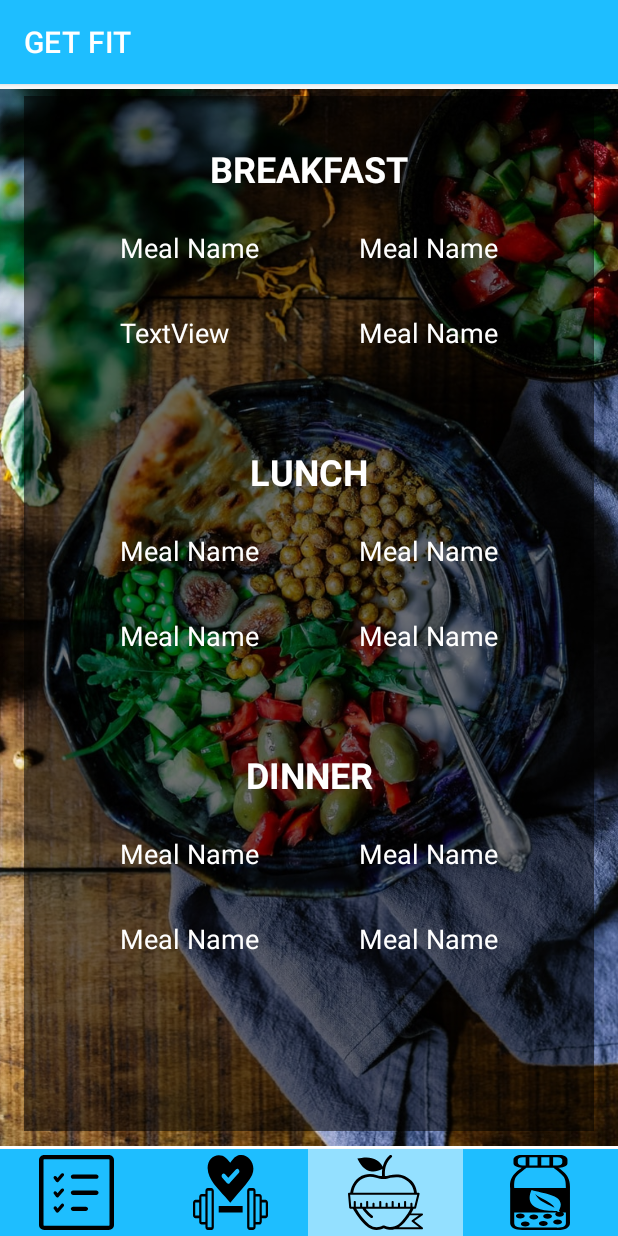
After one commit to KaveenLaksitha/GET-FIT, an Android app: the user_meal_view screen opened directly, with no data from a screen before it, on a phone screen of 412 x 824 dp. The commit adds this screen. Run offline under Robolectric (Android 15) with nearby library versions, the phone set to English and light mode, and no system bars; Roboto replaces fonts that are not available here.

Commit message:
user's meal view activity done

```diff
--- a/app/src/main/java/com/example/getfit/Nutrition/DBHelper.java
+++ b/app/src/main/java/com/example/getfit/Nutrition/DBHelper.java
@@ -156,6 +156,20 @@ public class DBHelper extends SQLiteOpenHelper {
         return cursor;
     }
 
+    Cursor SearchMeal(String mealID){
+
+        String query = "SELECT * FROM " + TABLE_NAME_MEAL + " WHERE mealID LIKE " + "'" + mealID + "'";
+        SQLiteDatabase db = this.getWritableDatabase();
+
+        Cursor cursor = null;
+        if(db != null){
+            cursor = db.rawQuery(query,null);
+        }if (cursor.getCount() == 0){
+            Toast.makeText(context,"Sorry no data found!",Toast.LENGTH_SHORT).show();
+        }
+        return cursor;
+    }
+
     void updateMealPlan(String mealID,String mealName, String bm01, String bm02, String bm03, String bm04, String lm01, String lm02, String lm03, String lm04, String dm01, String dm02, String dm03, String dm04){
         SQLiteDatabase db = this.getWritableDatabase();
         ContentValues cv = new ContentValues();
--- a/app/src/main/java/com/example/getfit/Nutrition/UserMealsAdapter.java
+++ b/app/src/main/java/com/example/getfit/Nutrition/UserMealsAdapter.java
@@ -7,6 +7,7 @@ import android.view.LayoutInflater;
 import android.view.View;
 import android.view.ViewGroup;
 import android.widget.Button;
+import android.widget.LinearLayout;
 import android.widget.TextView;
 
 import androidx.annotation.NonNull;
@@ -20,7 +21,6 @@ public class UserMealsAdapter extends RecyclerView.Adapter<UserMealsAdapter.Meal
 
     private Context context;
     private ArrayList mealID,mealName;
-    int position;
 
     UserMealsAdapter(Context context, ArrayList mealID, ArrayList mealName){
 
@@ -40,10 +40,19 @@ public class UserMealsAdapter extends RecyclerView.Adapter<UserMealsAdapter.Meal
 
     @Override
     public void onBindViewHolder(@NonNull MealsViewHolder holder, int position) {
-        this.position = position;
 
         //holder.mealID.setText(String.valueOf(mealID.get(position)));
         holder.mealName.setText(String.valueOf(mealName.get(position)));
+
+        holder.mainLayout.setOnClickListener(new View.OnClickListener() {
+            @Override
+            public void onClick(View v) {
+                //Log.d("clicked id is <<<<<<<<",String.valueOf(mealID.get(position)));
+                Intent intent = new Intent(context,user_meal_view.class);
+                intent.putExtra("mealID",String.valueOf(mealID.get(position)));
+                context.startActivity(intent);
+            }
+        });
     }
 
     @Override
@@ -54,12 +63,14 @@ public class UserMealsAdapter extends RecyclerView.Adapter<UserMealsAdapter.Meal
     public class MealsViewHolder extends RecyclerView.ViewHolder {
 
         TextView mealID, mealName;
+        LinearLayout mainLayout;
 
     public MealsViewHolder(@NonNull View itemView) {
 
         super(itemView);
         mealID = itemView.findViewById(R.id.user_viewMeal_Id);
         mealName = itemView.findViewById(R.id.user_viewMeal);
+        mainLayout = itemView.findViewById(R.id.um_mainLayout);
     }
 
 }
--- /dev/null
+++ b/app/src/main/java/com/example/getfit/Nutrition/user_meal_view.java
@@ -0,0 +1,61 @@
+package com.example.getfit.Nutrition;
+
+import androidx.appcompat.app.AppCompatActivity;
+
+import android.database.Cursor;
+import android.database.sqlite.SQLiteDatabase;
+import android.os.Bundle;
+import android.util.Log;
+import android.widget.TextView;
+
+import com.example.getfit.R;
+
+public class user_meal_view extends AppCompatActivity {
+
+    TextView um_bm01,um_bm02,um_bm03,um_bm04,um_lm01,um_lm02,um_lm03,um_lm04,um_dm01,um_dm02,um_dm03,um_dm04;
+    DBHelper dbHelper;
+
+    @Override
+    protected void onCreate(Bundle savedInstanceState) {
+        super.onCreate(savedInstanceState);
+        setContentView(R.layout.activity_user_meal_view);
+
+        Log.d("mealId",(getIntent().getStringExtra("mealID")));
+
+        String clickedRow = getIntent().getStringExtra("mealID");
+
+        um_bm01 = findViewById(R.id.um_bm01);
+        um_bm02= findViewById(R.id.um_bm02);
+        um_bm03= findViewById(R.id.um_bm03);
+        um_bm04= findViewById(R.id.um_bm04);
+        um_lm01 = findViewById(R.id.um_lm01);
+        um_lm02= findViewById(R.id.um_lm02);
+        um_lm03= findViewById(R.id.um_lm03);
+        um_lm04= findViewById(R.id.um_lm04);
+        um_dm01 = findViewById(R.id.um_dm01);
+        um_dm02= findViewById(R.id.um_dm02);
+        um_dm03= findViewById(R.id.um_dm03);
+        um_dm04= findViewById(R.id.um_dm04);
+
+        dbHelper = new DBHelper(getApplicationContext());
+        SQLiteDatabase db = dbHelper.getReadableDatabase();
+        Cursor cursor = dbHelper.SearchMeal(clickedRow);
+
+        if(cursor.moveToFirst()){
+
+            um_bm01.setText(cursor.getString(2));
+            um_bm02.setText(cursor.getString(3));
+            um_bm03.setText(cursor.getString(4));
+            um_bm04.setText(cursor.getString(5));
+            um_lm01.setText(cursor.getString(6));
+            um_lm02.setText(cursor.getString(7));
+            um_lm03.setText(cursor.getString(8));
+            um_lm04.setText(cursor.getString(9));
+            um_dm01.setText(cursor.getString(10));
+            um_dm02.setText(cursor.getString(11));
+            um_dm03.setText(cursor.getString(12));
+            um_dm04.setText(cursor.getString(13));
+
+        }
+    }
+}
--- /dev/null
+++ b/app/src/main/res/layout/activity_user_meal_view.xml
@@ -0,0 +1,270 @@
+<?xml version="1.0" encoding="utf-8"?>
+<androidx.constraintlayout.widget.ConstraintLayout xmlns:android="http://schemas.android.com/apk/res/android"
+    xmlns:app="http://schemas.android.com/apk/res-auto"
+    xmlns:tools="http://schemas.android.com/tools"
+    android:layout_width="match_parent"
+    android:layout_height="match_parent"
+    tools:context=".Nutrition.user_meal_view">
+
+    <ImageView
+        android:id="@+id/imageView7"
+        android:layout_width="563dp"
+        android:layout_height="835dp"
+        android:layout_weight="1"
+        app:layout_constraintBottom_toBottomOf="parent"
+        app:layout_constraintEnd_toEndOf="parent"
+        app:layout_constraintHorizontal_bias="0.736"
+        app:layout_constraintStart_toStartOf="parent"
+        app:layout_constraintTop_toTopOf="parent"
+        app:layout_constraintVertical_bias="0.932"
+        app:srcCompat="@drawable/meallistbg03" />
+
+    <FrameLayout
+        android:id="@+id/frameLayout3"
+        android:layout_width="match_parent"
+        android:layout_height="match_parent"
+        android:layout_marginStart="16dp"
+        android:layout_marginTop="8dp"
+        android:layout_marginEnd="16dp"
+        android:layout_marginBottom="70dp"
+        android:background="#88000000"
+        app:layout_constraintBottom_toBottomOf="parent"
+        app:layout_constraintEnd_toEndOf="parent"
+        app:layout_constraintStart_toStartOf="parent"
+        app:layout_constraintTop_toTopOf="parent">
+
+        <androidx.constraintlayout.widget.ConstraintLayout
+            android:layout_width="match_parent"
+            android:layout_height="match_parent">
+
+            <TextView
+                android:id="@+id/um_dm01"
+                android:layout_width="wrap_content"
+                android:layout_height="wrap_content"
+                android:layout_marginStart="64dp"
+                android:text="@string/meal_Name"
+                android:textColor="#FFFFFF"
+                android:textSize="18sp"
+                app:layout_constraintBaseline_toBaselineOf="@+id/um_dm02"
+                app:layout_constraintStart_toStartOf="parent" />
+
+            <TextView
+                android:id="@+id/um_dm04"
+                android:layout_width="wrap_content"
+                android:layout_height="wrap_content"
+                android:layout_marginEnd="64dp"
+                android:text="@string/meal_Name"
+                android:textColor="#FFFFFF"
+                android:textSize="18sp"
+                app:layout_constraintBaseline_toBaselineOf="@+id/um_dm03"
+                app:layout_constraintEnd_toEndOf="parent" />
+
+            <TextView
+                android:id="@+id/um_dm02"
+                android:layout_width="wrap_content"
+                android:layout_height="wrap_content"
+                android:layout_marginTop="24dp"
+                android:layout_marginEnd="64dp"
+                android:text="@string/meal_Name"
+                android:textColor="#FFFFFF"
+                android:textSize="18sp"
+                app:layout_constraintEnd_toEndOf="parent"
+                app:layout_constraintTop_toBottomOf="@+id/textView27" />
+
+            <TextView
+                android:id="@+id/um_dm03"
+                android:layout_width="wrap_content"
+                android:layout_height="wrap_content"
+                android:layout_marginStart="64dp"
+                android:layout_marginTop="32dp"
+                android:text="@string/meal_Name"
+                android:textColor="#FFFFFF"
+                android:textSize="18sp"
+                app:layout_constraintStart_toStartOf="parent"
+                app:layout_constraintTop_toBottomOf="@+id/um_dm02" />
+
+            <TextView
+                android:id="@+id/um_lm01"
+                android:layout_width="wrap_content"
+                android:layout_height="wrap_content"
+                android:layout_marginStart="64dp"
+                android:text="@string/meal_Name"
+                android:textColor="#FFFFFF"
+                android:textSize="18sp"
+                app:layout_constraintBaseline_toBaselineOf="@+id/um_lm02"
+                app:layout_constraintStart_toStartOf="parent" />
+
+            <TextView
+                android:id="@+id/um_lm04"
+                android:layout_width="wrap_content"
+                android:layout_height="wrap_content"
+                android:layout_marginTop="32dp"
+                android:layout_marginEnd="64dp"
+                android:text="@string/meal_Name"
+                android:textColor="#FFFFFF"
+                android:textSize="18sp"
+                app:layout_constraintEnd_toEndOf="parent"
+                app:layout_constraintTop_toBottomOf="@+id/um_lm01" />
+
+            <TextView
+                android:id="@+id/um_lm02"
+                android:layout_width="wrap_content"
+                android:layout_height="wrap_content"
+                android:layout_marginTop="24dp"
+                android:layout_marginEnd="64dp"
+                android:text="@string/meal_Name"
+                android:textColor="#FFFFFF"
+                android:textSize="18sp"
+                app:layout_constraintEnd_toEndOf="parent"
+                app:layout_constraintTop_toBottomOf="@+id/textView26" />
+
+            <TextView
+                android:id="@+id/um_lm03"
+                android:layout_width="wrap_content"
+                android:layout_height="wrap_content"
+                android:layout_marginStart="64dp"
+                android:text="@string/meal_Name"
+                android:textColor="#FFFFFF"
+                android:textSize="18sp"
+                app:layout_constraintBaseline_toBaselineOf="@+id/um_lm04"
+                app:layout_constraintStart_toStartOf="parent" />
+
+            <TextView
+                android:id="@+id/textView24"
+                android:layout_width="wrap_content"
+                android:layout_height="wrap_content"
+                android:layout_marginTop="32dp"
+                android:text="BREAKFAST"
+                android:textColor="#FFFFFF"
+                android:textSize="24sp"
+                android:textStyle="bold"
+                app:layout_constraintEnd_toEndOf="parent"
+                app:layout_constraintHorizontal_bias="0.5"
+                app:layout_constraintStart_toStartOf="parent"
+                app:layout_constraintTop_toTopOf="parent" />
+
+            <TextView
+                android:id="@+id/textView26"
+                android:layout_width="wrap_content"
+                android:layout_height="wrap_content"
+                android:layout_marginTop="64dp"
+                android:text="LUNCH"
+                android:textColor="#FFFFFF"
+                android:textSize="24sp"
+                android:textStyle="bold"
+                app:layout_constraintEnd_toEndOf="parent"
+                app:layout_constraintHorizontal_bias="0.5"
+                app:layout_constraintStart_toStartOf="parent"
+                app:layout_constraintTop_toBottomOf="@+id/um_bm03" />
+
+            <TextView
+                android:id="@+id/textView27"
+                android:layout_width="wrap_content"
+                android:layout_height="wrap_content"
+                android:layout_marginTop="64dp"
+                android:text="DINNER"
+                android:textColor="#FFFFFF"
+                android:textSize="24sp"
+                android:textStyle="bold"
+                app:layout_constraintEnd_toEndOf="parent"
+                app:layout_constraintHorizontal_bias="0.5"
+                app:layout_constraintStart_toStartOf="parent"
+                app:layout_constraintTop_toBottomOf="@+id/um_lm03" />
+
+            <TextView
+                android:id="@+id/um_bm01"
+                android:layout_width="wrap_content"
+                android:layout_height="wrap_content"
+                android:layout_marginStart="64dp"
+                android:text="@string/meal_Name"
+                android:textColor="#FFFFFF"
+                android:textSize="18sp"
+                app:layout_constraintBaseline_toBaselineOf="@+id/um_bm02"
+                app:layout_constraintStart_toStartOf="parent" />
+
+            <TextView
+                android:id="@+id/um_bm02"
+                android:layout_width="wrap_content"
+                android:layout_height="wrap_content"
+                android:layout_marginTop="24dp"
+                android:layout_marginEnd="64dp"
+                android:text="@string/meal_Name"
+                android:textColor="#FFFFFF"
+                android:textSize="18sp"
+                app:layout_constraintEnd_toEndOf="parent"
+                app:layout_constraintTop_toBottomOf="@+id/textView24" />
+
+            <TextView
+                android:id="@+id/um_bm03"
+                android:layout_width="wrap_content"
+                android:layout_height="wrap_content"
+                android:layout_marginStart="64dp"
+                android:text="TextView"
+                android:textColor="#FFFFFF"
+                android:textSize="18sp"
+                app:layout_constraintBaseline_toBaselineOf="@+id/um_bm04"
+                app:layout_constraintStart_toStartOf="parent" />
+
+            <TextView
+                android:id="@+id/um_bm04"
+                android:layout_width="wrap_content"
+                android:layout_height="wrap_content"
+                android:layout_marginTop="32dp"
+                android:layout_marginEnd="64dp"
+                android:text="@string/meal_Name"
+                android:textColor="#FFFFFF"
+                android:textSize="18sp"
+                app:layout_constraintEnd_toEndOf="parent"
+                app:layout_constraintTop_toBottomOf="@+id/um_bm01" />
+
+        </androidx.constraintlayout.widget.ConstraintLayout>
+    </FrameLayout>
+
+    <LinearLayout
+        android:id="@+id/linearLayout6"
+        android:layout_width="412dp"
+        android:layout_height="64dp"
+        android:orientation="horizontal"
+        app:layout_constraintBottom_toBottomOf="parent"
+        app:layout_constraintEnd_toEndOf="parent"
+        app:layout_constraintStart_toStartOf="parent">
+
+        <Button
+            android:id="@+id/navigate_todo"
+            android:layout_width="wrap_content"
+            android:layout_height="70dp"
+            android:layout_weight="1"
+            android:backgroundTint="#1ebeff"
+            android:drawableTop="@drawable/todo"
+            app:cornerRadius="0dp" />
+
+        <Button
+            android:id="@+id/navigate_workout"
+            android:layout_width="wrap_content"
+            android:layout_height="70dp"
+            android:layout_weight="1"
+            android:backgroundTint="#1ebeff"
+            android:drawableTop="@drawable/fitness"
+            app:cornerRadius="0dp" />
+
+        <Button
+            android:id="@+id/navigate_nutrition"
+            android:layout_width="wrap_content"
+            android:layout_height="70dp"
+            android:layout_weight="1"
+            android:backgroundTint="#94e0ff"
+            android:drawableTop="@drawable/nutrition"
+            app:cornerRadius="0dp" />
+
+        <Button
+            android:id="@+id/navigate_supplement"
+            android:layout_width="wrap_content"
+            android:layout_height="70dp"
+            android:layout_weight="1"
+            android:backgroundTint="#1ebeff"
+            android:drawableTop="@drawable/supplement"
+            app:cornerRadius="0dp" />
+
+    </LinearLayout>
+
+</androidx.constraintlayout.widget.ConstraintLayout>
--- a/app/src/main/res/layout/activity_user_meals_recycler.xml
+++ b/app/src/main/res/layout/activity_user_meals_recycler.xml
@@ -3,7 +3,8 @@
     xmlns:app="http://schemas.android.com/apk/res-auto"
     android:layout_width="match_parent"
     android:layout_height="wrap_content"
-    android:orientation="vertical">
+    android:orientation="vertical"
+    android:id="@+id/um_mainLayout">
 
     <androidx.cardview.widget.CardView
         android:layout_width="match_parent"
```
Also changed, not shown: app/src/main/AndroidManifest.xml (+33 -49 lines).
